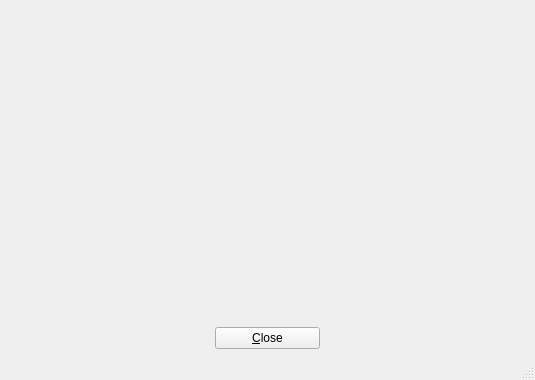
Before: the Qt Designer form UI/biblioteq_pdfreader.ui in textbrowser/biblioteq, drawn with Qt 5.
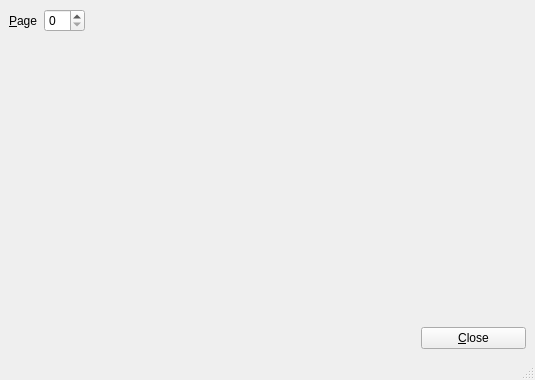
After: the same form once the commit is applied. Icons and pictures are not drawn.

```diff
--- a/UI/biblioteq_pdfreader.ui
+++ b/UI/biblioteq_pdfreader.ui
@@ -20,12 +20,62 @@
   <widget class="QWidget" name="centralwidget">
    <layout class="QVBoxLayout">
     <item>
-     <widget class="QFrame" name="frame">
-      <layout class="QVBoxLayout">
-       <item>
-        <widget class="QLabel" name="label"/>
-       </item>
-      </layout>
+     <layout class="QHBoxLayout" name="horizontalLayout">
+      <item>
+       <widget class="QLabel" name="label_2">
+        <property name="text">
+         <string>&amp;Page</string>
+        </property>
+        <property name="buddy">
+         <cstring>page</cstring>
+        </property>
+       </widget>
+      </item>
+      <item>
+       <widget class="QSpinBox" name="page"/>
+      </item>
+      <item>
+       <spacer name="horizontalSpacer">
+        <property name="orientation">
+         <enum>Qt::Horizontal</enum>
+        </property>
+        <property name="sizeHint" stdset="0">
+         <size>
+          <width>40</width>
+          <height>20</height>
+         </size>
+        </property>
+       </spacer>
+      </item>
+     </layout>
+    </item>
+    <item>
+     <widget class="QScrollArea" name="scrollArea">
+      <property name="frameShape">
+       <enum>QFrame::NoFrame</enum>
+      </property>
+      <property name="widgetResizable">
+       <bool>true</bool>
+      </property>
+      <widget class="QWidget" name="scrollAreaWidgetContents">
+       <property name="geometry">
+        <rect>
+         <x>0</x>
+         <y>0</y>
+         <width>517</width>
+         <height>281</height>
+        </rect>
+       </property>
+       <layout class="QVBoxLayout" name="verticalLayout">
+        <item>
+         <widget class="QLabel" name="label">
+          <property name="alignment">
+           <set>Qt::AlignCenter</set>
+          </property>
+         </widget>
+        </item>
+       </layout>
+      </widget>
      </widget>
     </item>
     <item>
@@ -66,19 +116,6 @@
         </property>
        </widget>
       </item>
-      <item>
-       <spacer>
-        <property name="orientation">
-         <enum>Qt::Horizontal</enum>
-        </property>
-        <property name="sizeHint" stdset="0">
-         <size>
-          <width>39</width>
-          <height>20</height>
-         </size>
-        </property>
-       </spacer>
-      </item>
      </layout>
     </item>
    </layout>
```
Left out of the diff: 5 changed lines with no effect on the pictures.
